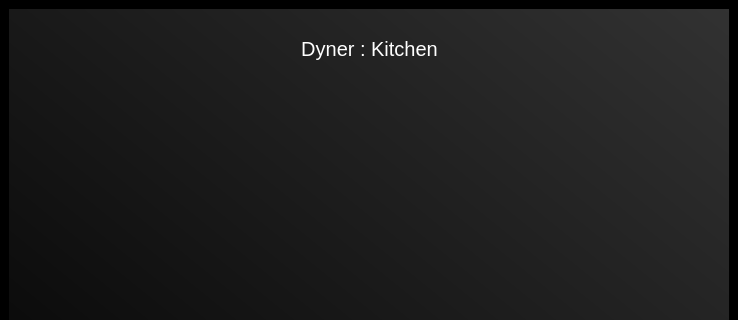
Above: kitchen.ui from Anmol-A-jain/kitchenDyner before the change; both pictures show x 0 to 738 and y 0 to 320 of the 738 by 603 pixel window. Below: the same form after it.
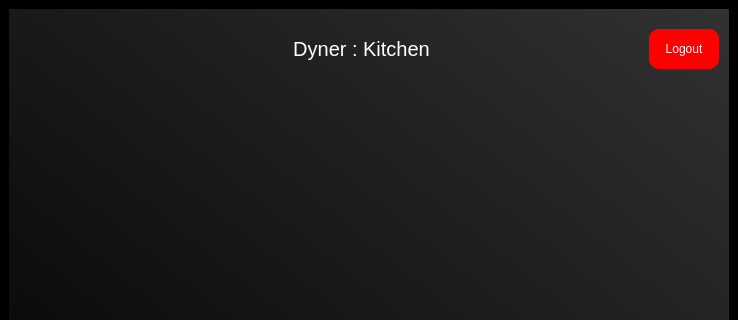
That is the form after the change. Icons and pictures are not drawn.

```diff
--- a/kitchen.ui
+++ b/kitchen.ui
@@ -86,6 +86,22 @@
           <property name="bottomMargin">
            <number>0</number>
           </property>
+          <item>
+           <spacer name="horizontalSpacer_3">
+            <property name="orientation">
+             <enum>Qt::Horizontal</enum>
+            </property>
+            <property name="sizeType">
+             <enum>QSizePolicy::Fixed</enum>
+            </property>
+            <property name="sizeHint" stdset="0">
+             <size>
+              <width>60</width>
+              <height>20</height>
+             </size>
+            </property>
+           </spacer>
+          </item>
           <item>
            <spacer name="horizontalSpacer">
             <property name="orientation">
@@ -157,6 +173,24 @@
             </property>
            </spacer>
           </item>
+          <item>
+           <widget class="QPushButton" name="btnLogout">
+            <property name="minimumSize">
+             <size>
+              <width>70</width>
+              <height>40</height>
+             </size>
+            </property>
+            <property name="styleSheet">
+             <string notr="true">background-color: rgb(255, 0, 0);
+color: rgb(255, 255, 255);
+border-radius:10px;</string>
+            </property>
+            <property name="text">
+             <string>Logout</string>
+            </property>
+           </widget>
+          </item>
          </layout>
         </widget>
        </item>
```
Left out of the diff: 2 changed lines with no effect on the pictures.
